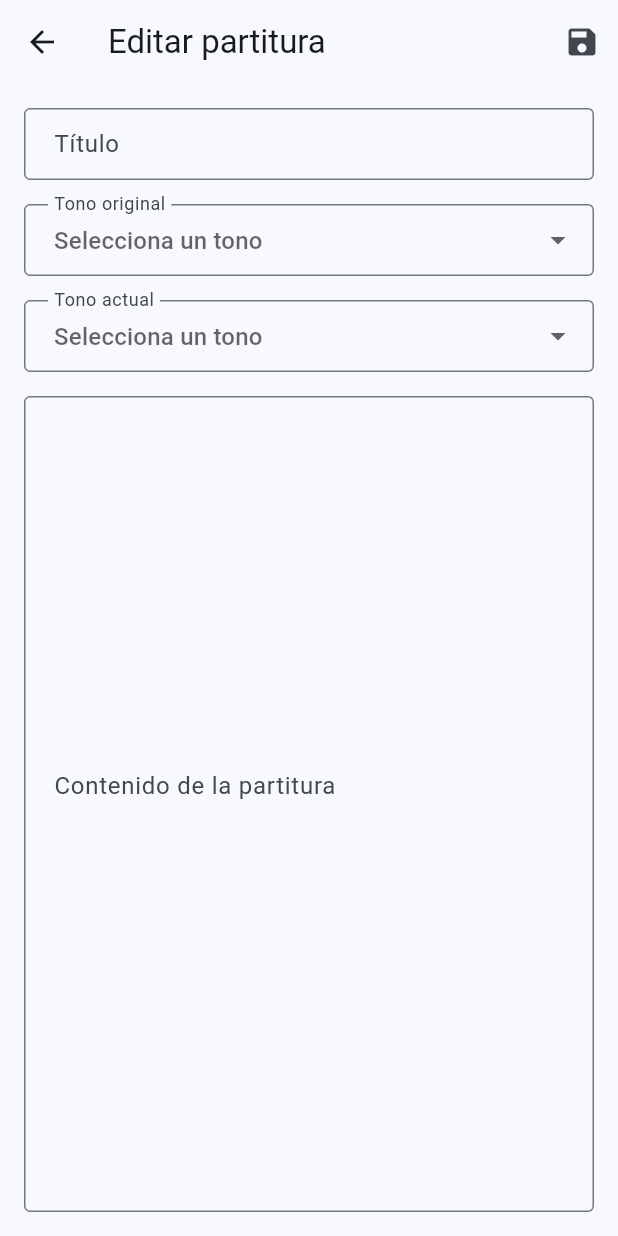
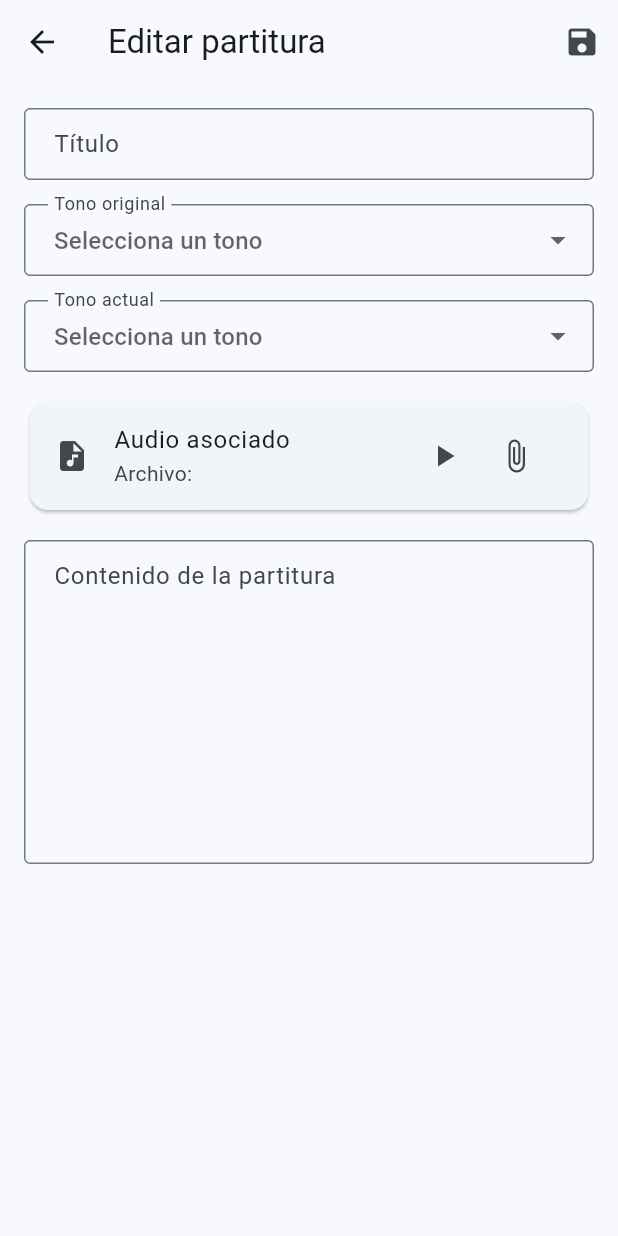
Before and after one commit to luishdzl/Cancionero_misa, a Flutter app: the EditNoteScreen screen opened directly with empty values, on a phone screen of 412 x 824 dp. Run offline on Flutter 3.47's test engine with Material 3 defaults, Android fonts, the phone set to English and light mode, and no system bars; our stand-ins replace file_picker; missing offline and left inert: sqlite3.

Commit message:
integracion de funcion para subir audios a la base de datos
se integro funcion para poder subir archivos mp3 y avi para audio

se integro boton de cerrar sesion

```diff
--- a/lib/JsonModels/note_model.dart
+++ b/lib/JsonModels/note_model.dart
@@ -3,9 +3,10 @@ class NoteModel {
   final String noteTitle;
   final String noteContent;
   final String? createdAt;
-  final String originalKey; // Cambiar a no nullable
-  final String currentKey;  // Cambiar a no nullable
+  final String originalKey;
+  final String currentKey;
   List<String>? tags;
+  String? audioPath; // Nuevo campo para la ruta del audio
 
   NoteModel({
     this.noteId,
@@ -15,6 +16,7 @@ class NoteModel {
     required this.originalKey,
     required this.currentKey,
     this.tags = const [],
+    this.audioPath, // Nuevo campo
   });
 
   factory NoteModel.fromMap(Map<String, dynamic> json) => NoteModel(
@@ -22,8 +24,10 @@ class NoteModel {
         noteTitle: json["noteTitle"],
         noteContent: json["noteContent"],
         createdAt: json["createdAt"],
-        originalKey: json["originalKey"] ?? 'C', // Valor por defecto
-        currentKey: json["currentKey"] ?? 'C',   // Valor por defecto
+        originalKey: json["originalKey"] ?? 'C',
+        currentKey: json["currentKey"] ?? 'C',
+        audioPath: json["audioPath"], // Nuevo campo
+        tags: json["tags"] != null ? (json["tags"] as String).split(',') : [],
       );
 
   Map<String, dynamic> toMap() => {
@@ -33,6 +37,7 @@ class NoteModel {
         "createdAt": createdAt,
         "originalKey": originalKey,
         "currentKey": currentKey,
+        "audioPath": audioPath, // Nuevo campo
         "tags": tags?.join(','),
       };
 
@@ -44,6 +49,7 @@ class NoteModel {
     String? originalKey,
     String? currentKey,
     List<String>? tags,
+    String? audioPath, // Nuevo campo
   }) {
     return NoteModel(
       noteId: noteId ?? this.noteId,
@@ -53,6 +59,7 @@ class NoteModel {
       originalKey: originalKey ?? this.originalKey,
       currentKey: currentKey ?? this.currentKey,
       tags: tags ?? this.tags,
+      audioPath: audioPath ?? this.audioPath, // Nuevo campo
     );
   }
 }
--- a/lib/Views/notes_screens/create_note.dart
+++ b/lib/Views/notes_screens/create_note.dart
@@ -4,6 +4,9 @@ import 'package:sqlite_flutter_crud/JsonModels/tag_model.dart'; // Importar mode
 import 'package:sqlite_flutter_crud/SQLite/sqlite.dart';
 import 'package:sqlite_flutter_crud/widgets/custom_text_field.dart';
 import 'package:sqlite_flutter_crud/widgets/select_chord.dart';
+import 'package:file_picker/file_picker.dart';
+import 'package:path_provider/path_provider.dart';
+import 'dart:io';
 
 class CreateNote extends StatefulWidget {
   const CreateNote({super.key});
@@ -16,6 +19,7 @@ class _CreateNoteState extends State<CreateNote> {
   final title = TextEditingController();
   final content = TextEditingController();
   String? selectedKey;
+  String? audioPath;
   final formKey = GlobalKey<FormState>();
   final db = DatabaseHelper();
   List<String> selectedTags = [];
@@ -33,6 +37,29 @@ class _CreateNoteState extends State<CreateNote> {
     setState(() {
       allTags = tags;
     });
+  }
+
+    // Función para seleccionar un archivo de audio
+  Future<void> _pickAudio() async {
+    FilePickerResult? result = await FilePicker.platform.pickFiles(
+      type: FileType.audio,
+      allowMultiple: false,
+    );
+
+    if (result != null && result.files.isNotEmpty) {
+      final file = File(result.files.single.path!);
+
+      // Guardar el audio en el directorio de documentos de la app
+      final appDir = await getApplicationDocumentsDirectory();
+      final fileName = 'audio_${DateTime.now().millisecondsSinceEpoch}.mp3';
+      final savedFile = File('${appDir.path}/$fileName');
+
+      await file.copy(savedFile.path);
+
+      setState(() {
+        audioPath = savedFile.path;
+      });
+    }
   }
 
   @override
@@ -62,6 +89,18 @@ class _CreateNoteState extends State<CreateNote> {
                 hintText: "Selecciona un tono",
                 validator: (value) => value == null ? "Requerido" : null,
               ),
+                    ListTile(
+        leading: const Icon(Icons.audio_file),
+        title: const Text('Audio asociado'),
+        subtitle: audioPath != null
+            ? Text('Archivo: ${audioPath!.split('/').last}')
+            : const Text('Ningún audio seleccionado'),
+        trailing: IconButton(
+          icon: const Icon(Icons.attach_file),
+          onPressed: _pickAudio,
+        ),
+      ),
+
 
               // SECCIÓN DE ETIQUETAS - NUEVO CÓDIGO INTEGRADO
               const SizedBox(height: 16),
@@ -115,6 +154,7 @@ class _CreateNoteState extends State<CreateNote> {
               originalKey: selectedKey!,
               currentKey: selectedKey!,
               tags: selectedTags, // Añadir tags seleccionados - NUEVO
+              audioPath: audioPath,
             ));
             Navigator.pop(context, true);
           }
--- a/lib/Views/notes_screens/edit_note.dart
+++ b/lib/Views/notes_screens/edit_note.dart
@@ -4,6 +4,9 @@ import 'package:sqlite_flutter_crud/JsonModels/tag_model.dart';
 import 'package:sqlite_flutter_crud/SQLite/sqlite.dart';
 import 'package:sqlite_flutter_crud/widgets/custom_text_field.dart';
 import 'package:sqlite_flutter_crud/widgets/select_chord.dart';
+import 'package:file_picker/file_picker.dart';
+import 'package:path_provider/path_provider.dart';
+import 'dart:io';
 
 class EditNoteScreen extends StatefulWidget {
   final NoteModel note;
@@ -19,6 +22,7 @@ class _EditNoteScreenState extends State<EditNoteScreen> {
   late final TextEditingController contentController;
   late String? originalKey;
   late String? currentKey;
+  String? audioPath;
   final db = DatabaseHelper();
   final formKey = GlobalKey<FormState>();
 
@@ -33,6 +37,7 @@ class _EditNoteScreenState extends State<EditNoteScreen> {
     contentController = TextEditingController(text: widget.note.noteContent);
     originalKey = widget.note.originalKey;
     currentKey = widget.note.currentKey;
+    audioPath = widget.note.audioPath;
 
     // Inicializar etiquetas seleccionadas si existen
     if (widget.note.tags != null) {
@@ -51,6 +56,27 @@ class _EditNoteScreenState extends State<EditNoteScreen> {
     });
   }
 
+  // Función para seleccionar audio
+  Future<void> _pickAudio() async {
+    FilePickerResult? result = await FilePicker.platform.pickFiles(
+      type: FileType.audio,
+      allowMultiple: false,
+    );
+
+    if (result != null && result.files.isNotEmpty) {
+      final file = File(result.files.single.path!);
+      final appDir = await getApplicationDocumentsDirectory();
+      final fileName = 'audio_${DateTime.now().millisecondsSinceEpoch}.mp3';
+      final savedFile = File('${appDir.path}/$fileName');
+
+      await file.copy(savedFile.path);
+
+      setState(() {
+        audioPath = savedFile.path;
+      });
+    }
+  }
+
   @override
   Widget build(BuildContext context) {
     return Scaffold(
@@ -65,9 +91,10 @@ class _EditNoteScreenState extends State<EditNoteScreen> {
       ),
       body: Form(
         key: formKey,
-        child: Padding(
+        child: SingleChildScrollView(  // Cambiado a SingleChildScrollView
           padding: const EdgeInsets.all(16.0),
           child: Column(
+            crossAxisAlignment: CrossAxisAlignment.stretch,  // Añadido
             children: [
               CustomTextField(
                 controller: titleController,
@@ -77,10 +104,7 @@ class _EditNoteScreenState extends State<EditNoteScreen> {
               const SizedBox(height: 16),
 
               // Selector de tono original
-              Row(
-                children: [
-                  Expanded(
-                    child: SelectChord(
+              SelectChord(  // Simplificado - sin Row
                 value: originalKey,
                 onChanged: (value) {
                   setState(() {
@@ -91,17 +115,11 @@ class _EditNoteScreenState extends State<EditNoteScreen> {
                 hintText: "Selecciona un tono",
                 validator: (value) => value == null ? "Requerido" : null,
               ),
-                  ),
-                ],
-              ),
 
               const SizedBox(height: 16),
 
               // Selector de tono actual
-              Row(
-                children: [
-                  Expanded(
-                    child: SelectChord(
+              SelectChord(  // Simplificado - sin Row
                 value: currentKey,
                 onChanged: (value) {
                   setState(() {
@@ -112,13 +130,38 @@ class _EditNoteScreenState extends State<EditNoteScreen> {
                 hintText: "Selecciona un tono",
                 validator: (value) => value == null ? "Requerido" : null,
               ),
+
+              const SizedBox(height: 16),
+
+              // Sección de audio
+              Card(
+                child: ListTile(
+                  leading: const Icon(Icons.audio_file),
+                  title: const Text('Audio asociado'),
+                  subtitle: audioPath != null
+                      ? Text('Archivo: ${audioPath!.split('/').last}')
+                      : const Text('Ningún audio seleccionado'),
+                  trailing: Row(
+                    mainAxisSize: MainAxisSize.min,
+                    children: [
+                      if (audioPath != null) IconButton(
+                        icon: const Icon(Icons.play_arrow),
+                        onPressed: () {
+                          // Reproducir audio (implementar con paquete de audio)
+                        },
+                      ),
+                      IconButton(
+                        icon: const Icon(Icons.attach_file),
+                        onPressed: _pickAudio,
                       ),
                     ],
+                  ),
+                ),
               ),
 
               const SizedBox(height: 16),
 
-              // Sección de etiquetas (nuevo)
+              // Sección de etiquetas
               if (allTags.isNotEmpty) ...[
                 const Text("Etiquetas:", style: TextStyle(fontSize: 16, fontWeight: FontWeight.bold)),
                 const SizedBox(height: 8),
@@ -144,15 +187,13 @@ class _EditNoteScreenState extends State<EditNoteScreen> {
               ],
 
               // Contenido de la partitura
-              Expanded(
-                child: CustomTextField(
+              CustomTextField(
                 controller: contentController,
                 labelText: "Contenido de la partitura",
                 hintText: "Acordes en MAYÚSCULAS, letra en minúsculas",
-                  expands: true,
-                  maxLines: null,
+                maxLines: 15,  // Cambiado de expands a maxLines
+                minLines: 8,    // Define un rango de líneas
                 validator: (value) => value!.isEmpty ? "Requerido" : null,
-                ),
               ),
             ],
           ),
@@ -163,14 +204,14 @@ class _EditNoteScreenState extends State<EditNoteScreen> {
 
   void _updateNote() {
     if (formKey.currentState!.validate()) {
-      // Actualizado para incluir las etiquetas
       db.updateNote(
         titleController.text,
         contentController.text,
         originalKey!,
         currentKey!,
-        selectedTags, // Nuevo parámetro de etiquetas
+        selectedTags,
         widget.note.noteId!,
+        audioPath,
       ).then((_) {
         Navigator.pop(context, true);
       });
--- a/pubspec.yaml
+++ b/pubspec.yaml
@@ -41,7 +41,7 @@ dependencies:
   path: ^1.8.3
   intl: ^0.20.2
   path_provider: ^2.1.1
-  file_picker: ^5.3.3
+  file_picker: ^8.1.4
 
 dev_dependencies:
   flutter_test:
```
Also changed, not shown: lib/SQLite/sqlite.dart (+27 -9 lines), lib/main.dart (+67 -1 lines), lib/t.txt (added), pubspec.lock, 2 other files. Lines whose indentation alone changed are shown as unchanged.
